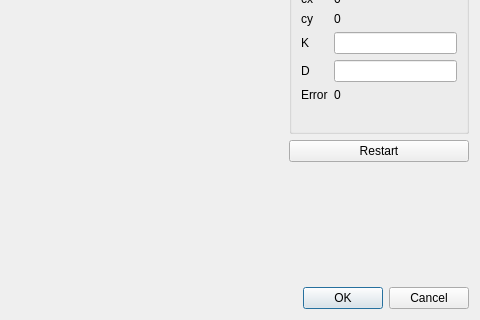
This is guilib/src/ui/calibrationDialog.ui in introlab/rtabmap as Qt 5 draws it before an edit; both pictures show x 560 to 1040 and y 425 to 745 of the 1040 by 745 pixel window. The edited form follows.
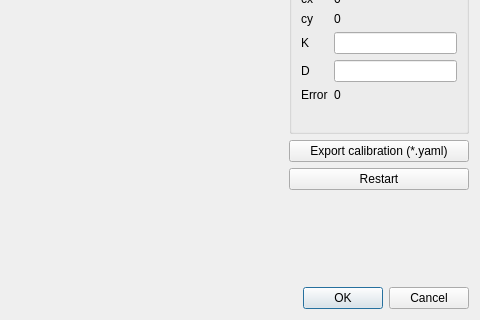
This is the edited form. Custom widgets are drawn as their Qt base class.

Commit message: Added rtabmap-camera tool. Added Export button in Calibration dialog to save calibration to yaml file (same format as ROS).

What changed in the file:
```diff
--- a/guilib/src/ui/calibrationDialog.ui
+++ b/guilib/src/ui/calibrationDialog.ui
@@ -328,6 +328,13 @@
          </layout>
         </widget>
        </item>
+       <item>
+        <widget class="QPushButton" name="pushButton_save">
+         <property name="text">
+          <string>Export calibration (*.yaml)</string>
+         </property>
+        </widget>
+       </item>
        <item>
         <layout class="QHBoxLayout" name="horizontalLayout">
          <item>
```
Left out of the diff: 3 changed lines with no effect on the pictures. The commit also changes 9 other files.
